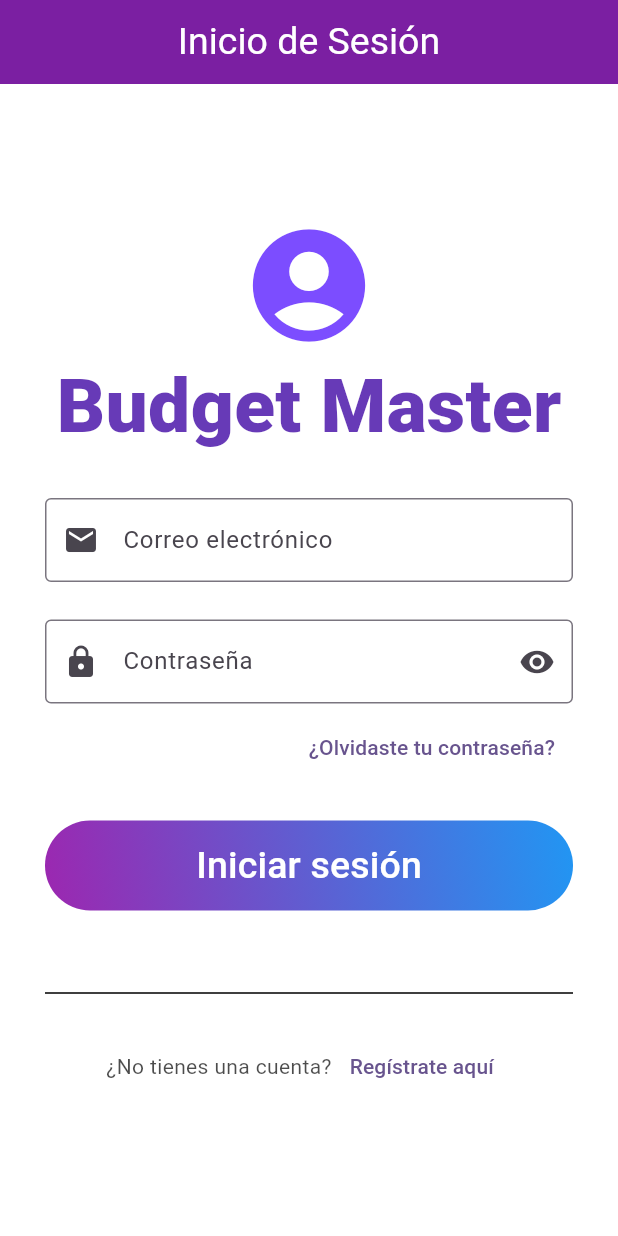
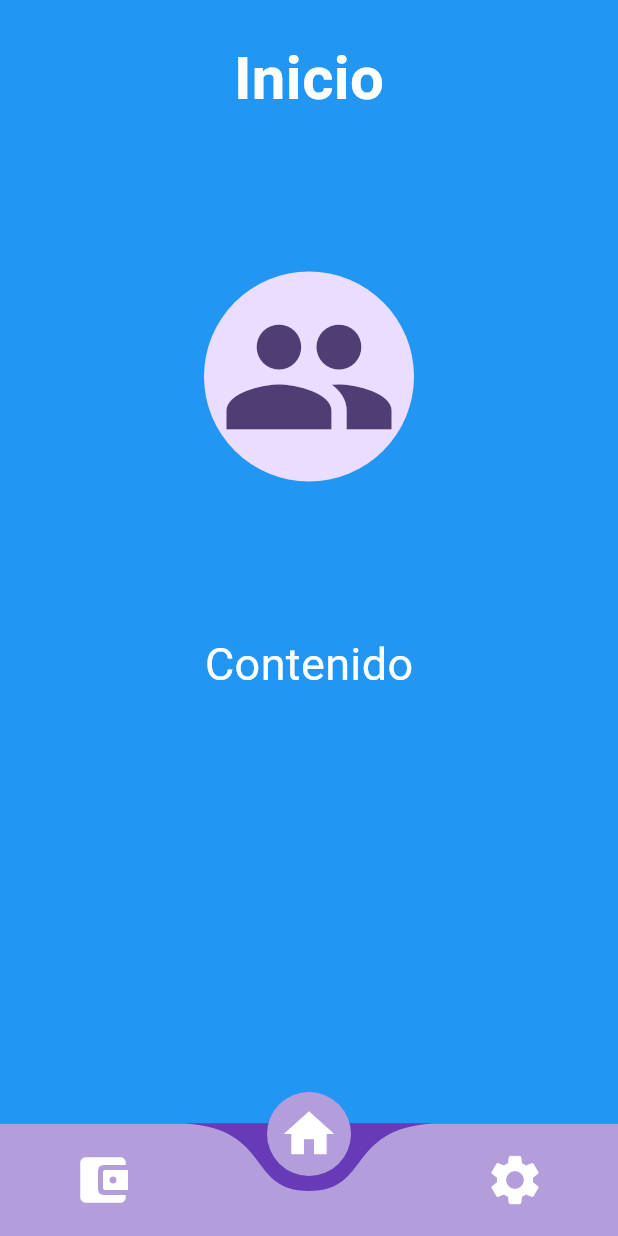
Before and after one commit to UntetheredJ/budgetmaster, a Flutter app: the screen it shows after launch, after a tap on "Iniciar sesión", on a phone screen of 412 x 824 dp. Run offline on Flutter 3.47's test engine with Material 2 defaults, Android fonts, the phone set to English and light mode, and no system bars; drawn by our look-alikes of curved_navigation_bar.

Commit message:
Página principal
Avance Página principal

```diff
--- /dev/null
+++ b/budgetmaster/lib/configuracion.dart
@@ -0,0 +1,24 @@
+import 'package:flutter/material.dart';
+
+class Conf extends StatelessWidget {
+  const Conf({Key? key}) : super(key: key);
+
+  @override
+  Widget build(BuildContext context) {
+    return const Padding(
+      padding: EdgeInsets.all(24.0),
+      child: Column(
+        children: [
+          Text('Configuración', style: TextStyle(fontSize: 40, color: Colors.white, fontWeight: FontWeight.bold),),
+          SizedBox(height: 100,),
+          CircleAvatar(
+            radius: 70,
+            child: Icon(Icons.settings, size: 120,),
+          ),
+          SizedBox(height: 100,),
+          Text('Contenido', style: TextStyle(fontSize: 30, color: Colors.white),),
+        ],
+      ),
+    );
+  }
+}
--- /dev/null
+++ b/budgetmaster/lib/homePage.dart
@@ -0,0 +1,66 @@
+import 'package:flutter/material.dart';
+import 'package:curved_navigation_bar/curved_navigation_bar.dart';
+import 'package:budgetmaster/inicio.dart';
+import 'package:budgetmaster/configuracion.dart';
+
+class HomePage extends StatefulWidget {
+  const HomePage({Key? key}) : super(key: key);
+
+  @override
+  State<HomePage> createState() => _HomePageState();
+}
+
+class _HomePageState extends  State<HomePage>{
+  int index=1;
+  @override
+  Widget build(BuildContext context){
+    return Scaffold(
+      backgroundColor: Colors.deepPurple,
+      bottomNavigationBar: CurvedNavigationBar(
+        backgroundColor: Colors.deepPurple,
+        color: Colors.deepPurple.shade200,
+        animationDuration: const Duration(milliseconds:300),
+        items: const [
+          Icon(Icons.account_balance_wallet_rounded, color: Colors.white, size: 40,),
+          Icon(Icons.home,color: Colors.white,  size: 40),
+          Icon(Icons.settings,color: Colors.white,  size: 40),
+        ],
+        index: index,
+        onTap: (selectedIndex){
+          setState(() {
+            index = selectedIndex;
+          });
+        },
+
+      ),
+      body: Container(
+          color: Colors.blue,
+          width: double.infinity,
+          height: double.infinity,
+          alignment: Alignment.center,
+          child: getSelectedWidget(index: index)
+      ),
+    );
+
+  }
+
+Widget getSelectedWidget({required int index}){
+  Widget widget;
+  switch(index){
+    case 0:
+      widget = const Ini();
+      break;
+    case 1:
+      widget = const Ini();
+      break;
+    case 2:
+      widget = const Conf();
+      break;
+
+      default:
+    widget = const Ini();
+    break;
+  }
+  return widget;
+}
+}
--- /dev/null
+++ b/budgetmaster/lib/inicio.dart
@@ -0,0 +1,24 @@
+import 'package:flutter/material.dart';
+
+class Ini extends StatelessWidget {
+  const Ini({Key? key}) : super(key: key);
+
+  @override
+  Widget build(BuildContext context) {
+    return const Padding(
+      padding: EdgeInsets.all(24.0),
+      child: Column(
+        children: [
+          Text('Inicio', style: TextStyle(fontSize: 40, color: Colors.white, fontWeight: FontWeight.bold),),
+          SizedBox(height: 100,),
+          CircleAvatar(
+            radius: 70,
+            child: Icon(Icons.people, size: 120,),
+          ),
+          SizedBox(height: 100,),
+          Text('Contenido', style: TextStyle(fontSize: 30, color: Colors.white),),
+        ],
+      ),
+    );
+  }
+}
--- a/budgetmaster/lib/loginS.dart
+++ b/budgetmaster/lib/loginS.dart
@@ -1,3 +1,4 @@
+import 'package:budgetmaster/homePage.dart';
 import 'package:flutter/material.dart';
 import 'package:budgetmaster/createAccount.dart';
 
@@ -71,7 +72,7 @@ class LoginScreen extends StatelessWidget {
 
                 ),
                 child: MaterialButton(
-                  onPressed: (){},
+                  onPressed: (){Navigator.push(context, MaterialPageRoute(builder: (context) => const HomePage(),),);},
                   child: const Text(
                     "Iniciar sesión",
                     style: TextStyle(
--- a/budgetmaster/pubspec.yaml
+++ b/budgetmaster/pubspec.yaml
@@ -30,6 +30,8 @@ environment:
 dependencies:
   flutter:
     sdk: flutter
+  curved_navigation_bar: ^1.0.3
+
 
 
   # The following adds the Cupertino Icons font to your application.
```
Also changed, not shown: budgetmaster/pubspec.lock, 1 other file.
